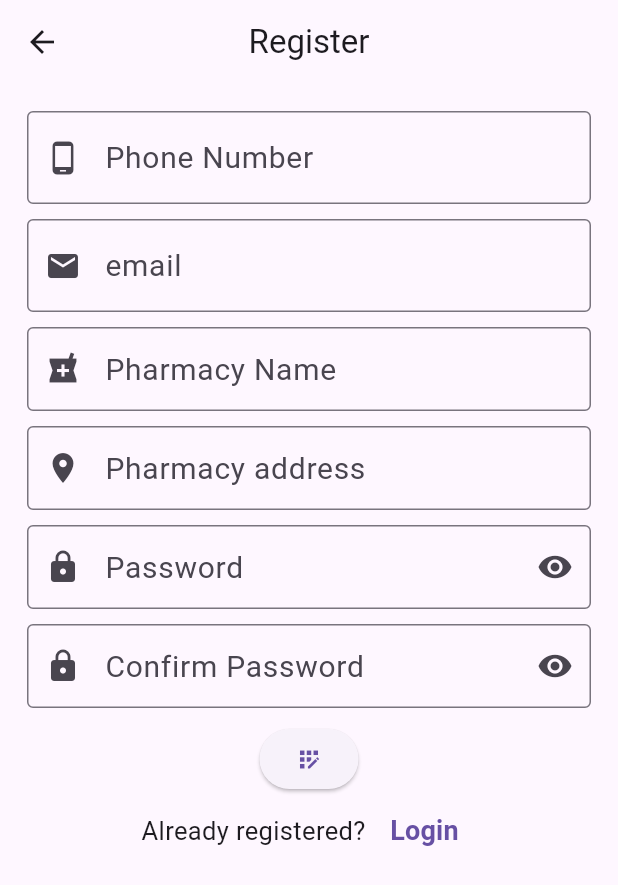
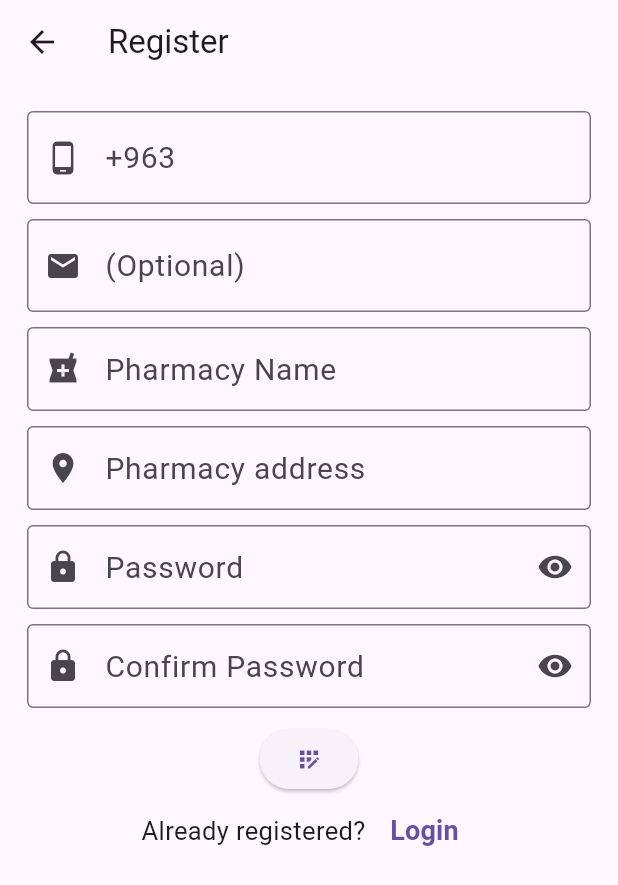
Before and after one commit to Mahmoud-Ramzi5/MedicineWarehouse, a Flutter app: the screen it shows after launch, after a tap on the "login" icon, after a tap on "Register", on a phone screen of 412 x 824 dp. Shown: the top 885 px of the screen. Run offline on Flutter 3.47's test engine with Material 3 defaults, Android fonts, the phone set to English and light mode, and no system bars; our stand-ins replace dotted_border, flutter_secure_storage, image_picker; network calls fail.

Commit message:
custom text widget

```diff
--- /dev/null
+++ b/FrontEnd/lib/customWidgets/text_forn_widget.dart
@@ -0,0 +1,46 @@
+import 'package:flutter/material.dart';
+
+class CustomTextWidget extends StatelessWidget {
+  final TextEditingController controller;
+  final String? hintText;
+  final String labelText;
+  final bool obsecureText;
+  final Icon icon;
+  final String? Function(String?)? validator;
+  final TextInputType? inputType;
+  final InkWell? inkWell;
+
+  const CustomTextWidget({
+    required this.controller,
+    required this.labelText,
+    required this.icon,
+    required this.obsecureText,
+    this.hintText,
+    this.inputType,
+    super.key,
+    this.validator,
+    this.inkWell,
+  });
+
+  @override
+  Widget build(BuildContext context) {
+    return TextFormField(
+      controller: controller,
+      autocorrect: false,
+      enableSuggestions: false,
+      keyboardType: TextInputType.phone,
+      validator: validator,
+      obscureText: obsecureText,
+      decoration: InputDecoration(
+        hintText: hintText,
+        hintStyle: const TextStyle(fontSize: 20),
+        labelText: labelText,
+        labelStyle: const TextStyle(fontSize: 20),
+        border: const OutlineInputBorder(),
+        prefixIcon: icon,
+        iconColor: Colors.green,
+        suffixIcon: inkWell,
+      ),
+    );
+  }
+}
--- /dev/null
+++ b/FrontEnd/lib/views/phone/cart_view.dart
@@ -0,0 +1,19 @@
+import 'package:flutter/material.dart';
+
+class CartView extends StatefulWidget {
+  const CartView({super.key});
+
+  @override
+  State<CartView> createState() => _CartViewState();
+}
+
+class _CartViewState extends State<CartView> {
+  @override
+  Widget build(BuildContext context) {
+    return Scaffold(
+      appBar: AppBar(
+        title: const Text('Your Order'),
+      ),
+    );
+  }
+}
--- a/FrontEnd/lib/views/phone/login_view.dart
+++ b/FrontEnd/lib/views/phone/login_view.dart
@@ -2,6 +2,7 @@ import 'dart:convert';
 import 'package:flutter/material.dart';
 import 'package:test1/apis/phone_api.dart';
 import 'package:test1/constants/routes.dart';
+import 'package:test1/customWidgets/text_forn_widget.dart';
 
 class LoginView extends StatefulWidget {
   const LoginView({super.key});
@@ -36,7 +37,6 @@ class _LoginViewState extends State<LoginView> {
     return Scaffold(
       appBar: AppBar(
         title: const Text('Login'),
-        centerTitle: true,
       ),
       body: Form(
         key: _formField,
@@ -52,50 +52,39 @@ class _LoginViewState extends State<LoginView> {
                 const SizedBox(
                   height: 20,
                 ),
-                TextFormField(
+                CustomTextWidget(
                   controller: _phoneNumber,
-                  keyboardType: TextInputType.phone,
-                  autocorrect: false,
-                  enableSuggestions: false,
+                  labelText: 'Phone Number',
+                  icon: const Icon(Icons.phone_android),
+                  obsecureText: false,
+                  hintText: '+963',
+                  inputType: TextInputType.phone,
                   validator: (value) {
                     if (value!.isEmpty) {
-                      return "Enter Phone Number";
-                    }
-                    if (value.characters.length != 9) {
+                      return "Required field";
+                    } else if (value.characters.length != 9) {
                       return "Invalid number";
+                    } else if (!value.startsWith('9')) {
+                      return 'Phone Number must start with 9';
                     }
                     return null;
                   },
-                  decoration: const InputDecoration(
-                    labelText: 'Phone Number',
-                    labelStyle: TextStyle(fontSize: 20),
-                    hintText: '+963',
-                    hintStyle: TextStyle(fontSize: 20),
-                    border: OutlineInputBorder(),
-                    prefixIcon: Icon(Icons.phone_android),
-                    iconColor: Colors.green,
-                  ),
                 ),
                 const SizedBox(height: 10),
-                TextFormField(
+                CustomTextWidget(
                   controller: _password,
-                  keyboardType: TextInputType.visiblePassword,
-                  autocorrect: false,
-                  obscureText: passwordToggle,
-                  enableSuggestions: false,
+                  labelText: 'Password',
+                  icon: const Icon(Icons.lock),
+                  obsecureText: passwordToggle,
                   validator: (value) {
                     if (value!.isEmpty) {
-                      return "Enter Password";
+                      return "Required field";
+                    } else if (value.characters.length < 4) {
+                      return "Password too short";
                     }
                     return null;
                   },
-                  decoration: InputDecoration(
-                    labelText: 'Password',
-                    labelStyle: const TextStyle(fontSize: 20),
-                    border: const OutlineInputBorder(),
-                    prefixIcon: const Icon(Icons.lock),
-                    iconColor: Colors.green,
-                    suffixIcon: InkWell(
+                  inkWell: InkWell(
                     onTap: () {
                       setState(() {
                         passwordToggle = !passwordToggle;
@@ -104,7 +93,6 @@ class _LoginViewState extends State<LoginView> {
                     child: Icon(passwordToggle
                         ? Icons.visibility
                         : Icons.visibility_off),
-                    ),
                   ),
                 ),
                 const SizedBox(
--- a/FrontEnd/lib/views/phone/main_view.dart
+++ b/FrontEnd/lib/views/phone/main_view.dart
@@ -27,6 +27,13 @@ class _MainViewState extends State<MainView> {
   @override
   Widget build(BuildContext context) {
     return Scaffold(
+      floatingActionButton: ElevatedButton(
+        onPressed: () {},
+        child: const Icon(
+          Icons.shopping_cart,
+          color: Colors.white,
+        ),
+      ),
       drawer: Drawer(
         child: ListView(
           children: [
--- a/FrontEnd/lib/views/phone/medicine_details_view.dart
+++ b/FrontEnd/lib/views/phone/medicine_details_view.dart
@@ -243,10 +243,11 @@ class _MedicineDetailsViewState extends State<MedicineDetailsView> {
               ),
               ElevatedButton(
                 onPressed: () {},
-                child: const Icon(
-                  Icons.shopping_cart,
-                  color: Colors.white,
-                  size: 40,
+                child: const Text(
+                  'Add to Cart',
+                  style: TextStyle(
+                    color: Colors.white,
+                  ),
                 ),
               ),
             ],
--- a/FrontEnd/lib/views/phone/register_view.dart
+++ b/FrontEnd/lib/views/phone/register_view.dart
@@ -2,6 +2,7 @@ import 'dart:convert';
 import 'package:flutter/material.dart';
 import 'package:test1/apis/phone_api.dart';
 import 'package:test1/constants/routes.dart';
+import 'package:test1/customWidgets/text_forn_widget.dart';
 
 class RegisterView extends StatefulWidget {
   const RegisterView({super.key});
@@ -48,7 +49,6 @@ class _RegisterViewState extends State<RegisterView> {
     return Scaffold(
       appBar: AppBar(
         title: const Text('Register'),
-        centerTitle: true,
       ),
       body: Form(
         key: _formField,
@@ -57,115 +57,91 @@ class _RegisterViewState extends State<RegisterView> {
             padding: const EdgeInsets.all(18.0),
             child: Column(
               children: [
-                TextFormField(
+                CustomTextWidget(
                   controller: _phoneNumber,
-                  autocorrect: false,
-                  enableSuggestions: false,
-                  keyboardType: TextInputType.phone,
+                  hintText: 'Phone Number',
+                  labelText: '+963',
+                  icon: const Icon(Icons.phone_android),
+                  obsecureText: false,
+                  inputType: TextInputType.phone,
                   validator: (value) {
                     if (value!.isEmpty) {
                       return "Required field";
-                    }
-                    if (value.characters.length != 9) {
+                    } else if (value.characters.length != 9) {
                       return "Invalid number";
+                    } else if (!value.startsWith('9')) {
+                      return 'Phone Number must start with 9';
                     }
                     return null;
                   },
-                  decoration: const InputDecoration(
-                    hintText: '+963',
-                    hintStyle: TextStyle(fontSize: 20),
-                    labelText: 'Phone Number',
-                    labelStyle: TextStyle(fontSize: 20),
-                    border: OutlineInputBorder(),
-                    prefixIcon: Icon(Icons.phone_android),
-                    iconColor: Colors.green,
-                  ),
                 ),
                 const SizedBox(
                   height: 10,
                 ),
-                TextFormField(
+                CustomTextWidget(
                   controller: _email,
-                  autocorrect: false,
-                  enableSuggestions: false,
-                  keyboardType: TextInputType.emailAddress,
-                  decoration: const InputDecoration(
-                    labelText: 'email',
-                    hintText: '(optional)',
-                    hintStyle: TextStyle(fontSize: 20),
-                    labelStyle: TextStyle(fontSize: 20),
-                    border: OutlineInputBorder(),
-                    prefixIcon: Icon(Icons.email),
-                    iconColor: Colors.green,
-                  ),
+                  hintText: 'Email',
+                  labelText: '(Optional)',
+                  icon: const Icon(Icons.email),
+                  obsecureText: false,
+                  inputType: TextInputType.emailAddress,
+                  validator: (value) {
+                    if (value!.isNotEmpty) {
+                      if (!value.contains('@')) {
+                        return "Invalid Email";
+                      }
+                    }
+                    return null;
+                  },
                 ),
                 const SizedBox(
                   height: 10,
                 ),
-                TextFormField(
+                CustomTextWidget(
                   controller: _pharmacyName,
-                  autocorrect: false,
-                  enableSuggestions: false,
+                  labelText: 'Pharmacy Name',
+                  icon: const Icon(Icons.local_pharmacy),
+                  obsecureText: false,
                   validator: (value) {
                     if (value!.isEmpty) {
                       return "Required field";
                     }
                     return null;
                   },
-                  decoration: const InputDecoration(
-                    labelText: 'Pharmacy Name',
-                    labelStyle: TextStyle(fontSize: 20),
-                    prefixIcon: Icon(Icons.local_pharmacy),
-                    border: OutlineInputBorder(),
-                    iconColor: Colors.green,
-                  ),
                 ),
                 const SizedBox(
                   height: 10,
                 ),
-                TextFormField(
+                CustomTextWidget(
                   controller: _pharmacyAddress,
-                  autocorrect: false,
-                  enableSuggestions: false,
+                  labelText: 'Pharmacy address',
+                  icon: const Icon(Icons.location_on),
+                  obsecureText: false,
                   validator: (value) {
                     if (value!.isEmpty) {
                       return "Required field";
                     }
                     return null;
                   },
-                  decoration: const InputDecoration(
-                    labelText: 'Pharmacy address',
-                    labelStyle: TextStyle(fontSize: 20),
-                    prefixIcon: Icon(Icons.location_on),
-                    border: OutlineInputBorder(),
-                    iconColor: Colors.green,
-                  ),
                 ),
                 const SizedBox(
                   height: 10,
                 ),
-                TextFormField(
+                CustomTextWidget(
                   controller: _password,
-                  autocorrect: false,
-                  enableSuggestions: false,
-                  obscureText: passwordToggle,
-                  keyboardType: TextInputType.visiblePassword,
+                  labelText: 'Password',
+                  icon: const Icon(Icons.lock),
+                  obsecureText: passwordToggle,
+                  inputType: TextInputType.visiblePassword,
                   validator: (value) {
                     if (value!.isEmpty) {
                       return "Required field";
-                    }
-                    if (value.characters.length < 4) {
+                    } else if (value.characters.length < 4) {
                       return "Password too short";
                     }
                     return null;
                   },
-                  decoration: InputDecoration(
-                    labelText: 'Password',
-                    labelStyle: const TextStyle(fontSize: 20),
-                    border: const OutlineInputBorder(),
-                    prefixIcon: const Icon(Icons.lock),
-                    iconColor: Colors.green,
-                    suffixIcon: InkWell(
+                  inkWell: InkWell(
                     onTap: () {
                       setState(() {
                         passwordToggle = !passwordToggle;
@@ -176,31 +152,26 @@ class _RegisterViewState extends State<RegisterView> {
                         : Icons.visibility_off),
                   ),
                 ),
-                ),
                 const SizedBox(
                   height: 10,
                 ),
-                TextFormField(
+                CustomTextWidget(
                   controller: _confirmPassword,
-                  autocorrect: false,
-                  enableSuggestions: false,
-                  obscureText: passwordToggle,
-                  keyboardType: TextInputType.visiblePassword,
+                  labelText: 'Confirm Password',
+                  icon: const Icon(Icons.lock),
+                  obsecureText: passwordToggle2,
+                  inputType: TextInputType.visiblePassword,
                   validator: (value) {
                     if (value!.isEmpty) {
                       return "Required field";
+                    } else if (value.characters.length < 4) {
+                      return "Password too short";
                     } else if (value != _password.text) {
-                      return "Password does not match required password";
+                      return "Password does not match confirm password";
                     }
                     return null;
                   },
-                  decoration: InputDecoration(
-                    labelText: 'Confirm Password',
-                    labelStyle: const TextStyle(fontSize: 20),
-                    border: const OutlineInputBorder(),
-                    prefixIcon: const Icon(Icons.lock),
-                    iconColor: Colors.green,
-                    suffixIcon: InkWell(
+                  inkWell: InkWell(
                     onTap: () {
                       setState(() {
                         passwordToggle2 = !passwordToggle2;
@@ -209,7 +180,6 @@ class _RegisterViewState extends State<RegisterView> {
                     child: Icon(passwordToggle2
                         ? Icons.visibility
                         : Icons.visibility_off),
-                    ),
                   ),
                 ),
                 const SizedBox(
```
Also changed, not shown: 1 other file. Lines whose indentation alone changed are shown as unchanged.
